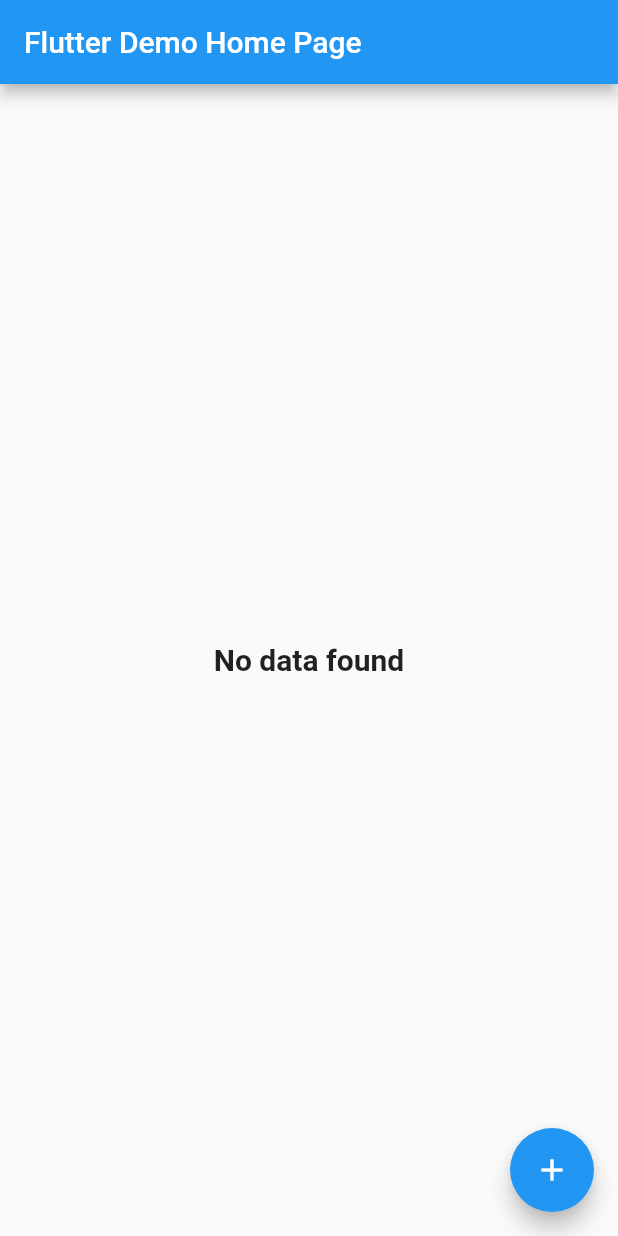
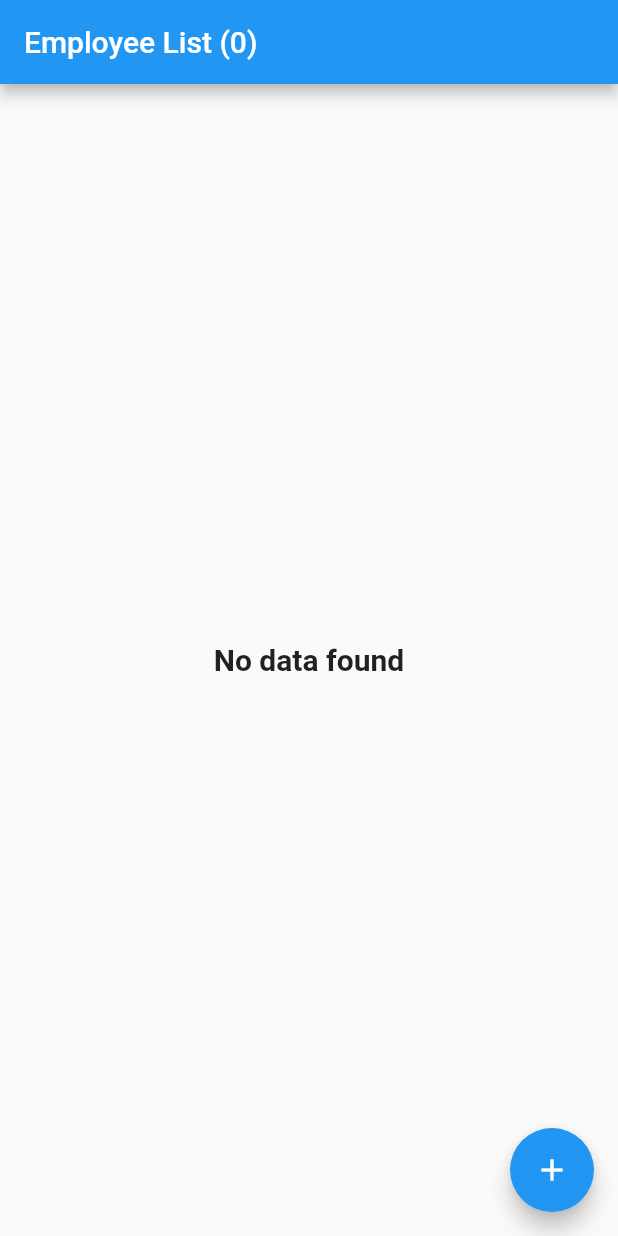
Before and after one commit to Angel-cuba/crud_sqlite_flutter, a Flutter app: the screen it shows after launch, on a phone screen of 412 x 824 dp. Run offline on Flutter 3.47's test engine with Material 2 defaults, Android fonts, the phone set to English and light mode, and no system bars; our stand-ins replace sqflite; accounts and stored records are empty.

Commit message:
Refactoring code

```diff
--- a/lib/crud/add_employee.dart
+++ b/lib/crud/add_employee.dart
@@ -173,8 +173,7 @@ class _AddEmployeeState extends State<AddEmployee> {
                       Navigator.pushAndRemoveUntil(
                         context,
                         MaterialPageRoute(
-                            builder: (context) =>
-                                const MyHomePage(title: 'Home Page')),
+                            builder: (context) => const MyHomePage()),
                         (Route<dynamic> route) => false,
                       );
                     }
--- a/lib/crud/edit_emplyee.dart
+++ b/lib/crud/edit_emplyee.dart
@@ -164,8 +164,7 @@ class _EditEmployeeState extends State<EditEmployee> {
                       Navigator.pushAndRemoveUntil(
                         context,
                         MaterialPageRoute(
-                            builder: (context) =>
-                                const MyHomePage(title: 'Home Page')),
+                            builder: (context) => const MyHomePage()),
                         (Route<dynamic> route) => false,
                       );
                     }
--- a/lib/main.dart
+++ b/lib/main.dart
@@ -25,7 +25,7 @@ class MyApp extends StatelessWidget {
         // is not restarted.
         primarySwatch: Colors.blue,
       ),
-      home: const MyHomePage(title: 'Flutter Demo Home Page'),
+      home: const MyHomePage(),
     );
   }
 }
--- a/lib/views/home.dart
+++ b/lib/views/home.dart
@@ -5,8 +5,7 @@ import 'package:crud_sqlite/database/db.dart';
 import 'package:flutter/material.dart';
 
 class MyHomePage extends StatefulWidget {
-  const MyHomePage({super.key, required this.title});
-  final String title;
+  const MyHomePage({super.key});
 
   @override
   State<MyHomePage> createState() => _MyHomePageState();
@@ -44,7 +43,7 @@ class _MyHomePageState extends State<MyHomePage> {
   Widget build(BuildContext context) {
     return Scaffold(
       appBar: AppBar(
-        title: Text(widget.title),
+        title: Text('Employee List ($count)'),
       ),
       body: isLoading
           ? const Center(
@@ -81,7 +80,7 @@ class _MyHomePageState extends State<MyHomePage> {
                                 : Icons.female),
                           ),
                           title: Text(
-                            '${employees[index].name} |  ${employees[index].designation}(Id: ${employees[index].id.toString()}))',
+                            '${employees[index].name} |  ${employees[index].designation.toUpperCase()}',
                             style: const TextStyle(fontWeight: FontWeight.bold),
                           ),
                           subtitle: Text(employees[index].email),
@@ -125,9 +124,7 @@ class _MyHomePageState extends State<MyHomePage> {
                                           context,
                                           MaterialPageRoute(
                                               builder: (context) =>
-                                                  const MyHomePage(
-                                                    title: 'Employee List',
-                                                  )));
+                                                  const MyHomePage()));
                                     }
                                   },
                                 ),
```
